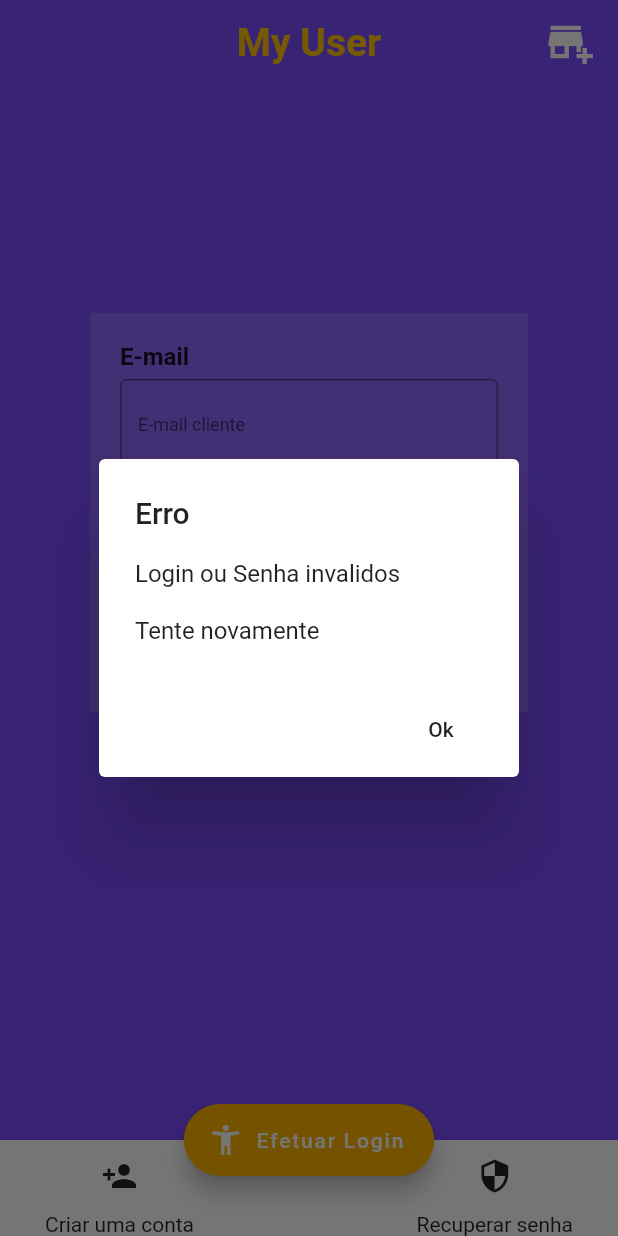
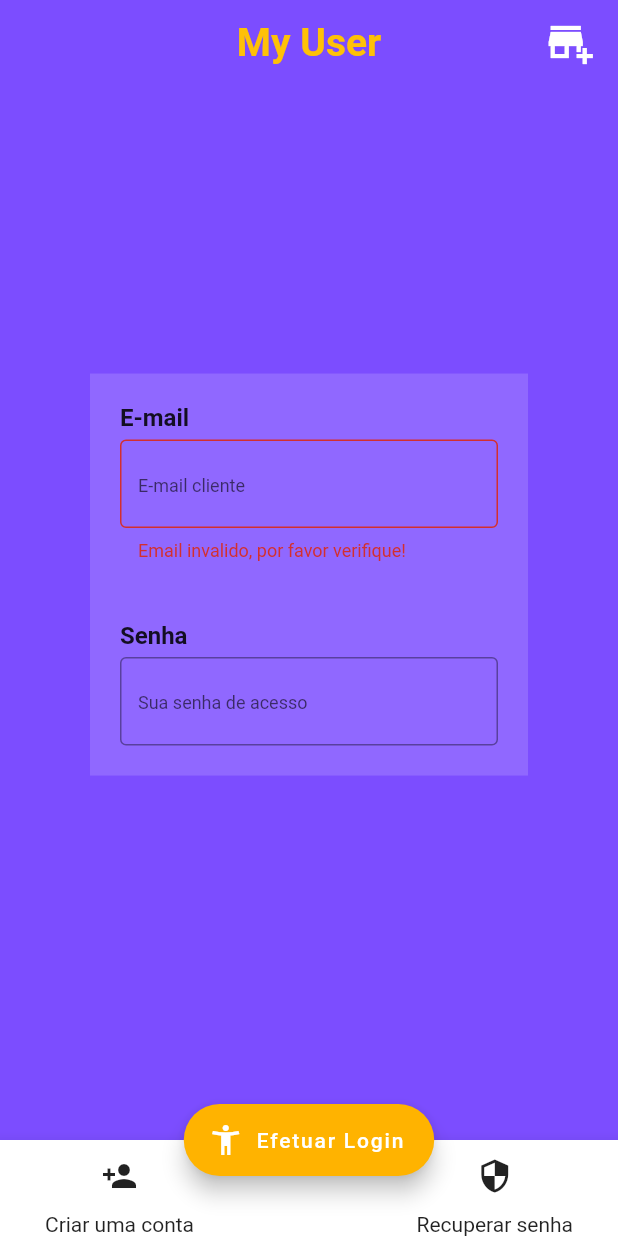
Before and after one commit to rafapil/my_user_jukebox, a Flutter app: the screen it shows after launch, after a tap on "Efetuar Login", on a phone screen of 412 x 824 dp. Run offline on Flutter 3.47's test engine with Material 2 defaults, Android fonts, the phone set to English and light mode, and no system bars; our stand-ins replace email_validator.

Commit message:
Validado email tela home

```diff
--- a/lib/ui/home.dart
+++ b/lib/ui/home.dart
@@ -4,6 +4,7 @@ import 'package:my_user_jukebox/controller/UsuariosAPI.dart';
 import 'package:my_user_jukebox/ui/edit_client.dart';
 import 'package:my_user_jukebox/ui/list_client.dart';
 import 'package:my_user_jukebox/widget/custom_textfield.dart';
+import 'package:email_validator/email_validator.dart';
 
 import 'create_client.dart';
 
@@ -14,8 +15,10 @@ class Home extends StatefulWidget {
 
 class _HomeState extends State<Home> {
   //
+  final _formKey = GlobalKey<FormState>();
+  //
   UsuariosAPI usuariosAPI = UsuariosAPI();
-  String _hashApi = '4bc9b7f747614a2f9e6ee4f881ad499e';
+  String _hashApi = '5a7fad3f94e44e4da7c8451c66c1770e';
   final TextEditingController _edtControllerEmail = TextEditingController();
   final TextEditingController _edtControllerSenha = TextEditingController();
   final TextEditingController _edtControllerHash = TextEditingController();
@@ -81,7 +84,7 @@ class _HomeState extends State<Home> {
     final _screenWidh = MediaQuery.of(context).size.width;
 
     return Scaffold(
-      backgroundColor: Colors.black,
+      backgroundColor: Colors.deepPurpleAccent[200],
       appBar: AppBar(
         backgroundColor: Colors.deepPurpleAccent,
         elevation: 0,
@@ -161,15 +164,22 @@ class _HomeState extends State<Home> {
               )
         ],
       ),
-      body: SingleChildScrollView(
+      body: Center(
+        child: SingleChildScrollView(
           child: Container(
-          color: Colors.deepPurpleAccent[200],
+            // color: Colors.deepPurpleAccent[200],
             padding: EdgeInsets.only(
-              left: 60, right: 60, top: _screenWidh / 2.7, bottom: _screenWidh),
+                left: 60,
+                right: 60,
+                top: _screenWidh / 3,
+                bottom: _screenWidh / 2.2),
             child: Container(
               // alterar para only
-            padding: EdgeInsets.only(top: 20, left: 20, right: 20, bottom: 40),
+              padding:
+                  EdgeInsets.only(top: 20, left: 20, right: 20, bottom: 20),
               color: Colors.white.withOpacity(0.15),
+              child: Form(
+                key: _formKey,
                 child: Column(
                   children: [
                     CustomTextfield(
@@ -177,6 +187,9 @@ class _HomeState extends State<Home> {
                       titulo: 'E-mail',
                       type: TextInputType.emailAddress,
                       textEditingController: _edtControllerEmail,
+                      validador: (value) => EmailValidator.validate(value)
+                          ? null
+                          : "Email invalido, por favor verifique!",
                     ),
                     SizedBox(
                       height: 40,
@@ -192,6 +205,8 @@ class _HomeState extends State<Home> {
               ),
             ),
           ),
+        ),
+      ),
       floatingActionButtonLocation: FloatingActionButtonLocation.centerDocked,
       floatingActionButton: FloatingActionButton.extended(
           // child: Icon(Icons.supervised_user_circle),
@@ -199,8 +214,14 @@ class _HomeState extends State<Home> {
           label: Text('Efetuar Login'),
           backgroundColor: Colors.amber[600],
           onPressed: () {
-            _onClickLogin(context);
-            print('botão apertado');
+            if (_formKey.currentState.validate()) {
+              // _formKey.currentState.save();
+              print('Email passou!!!');
+              //_onClickLogin(context);
+            } else {
+              // pensar em logar algo no futuro?
+              print('Erro no email');
+            }
           }
           //
           ),
--- a/lib/widget/custom_textfield.dart
+++ b/lib/widget/custom_textfield.dart
@@ -17,6 +17,7 @@ class CustomTextfield extends StatelessWidget {
   final TextEditingController textEditingController;
   final TextInputType type;
   final bool oculto;
+  final Function validador;
 
   const CustomTextfield(
       {Key key,
@@ -24,7 +25,8 @@ class CustomTextfield extends StatelessWidget {
       this.hint,
       this.textEditingController,
       this.type,
-      this.oculto = false})
+      this.oculto = false,
+      this.validador})
       : super(key: key);
 
   @override
@@ -45,6 +47,7 @@ class CustomTextfield extends StatelessWidget {
               border: OutlineInputBorder(),
               hintStyle: TextStyle(fontSize: 12)),
           controller: textEditingController,
+          validator: validador,
         ),
       ],
     );
--- a/pubspec.yaml
+++ b/pubspec.yaml
@@ -29,6 +29,8 @@ dependencies:
   # Use with the CupertinoIcons class for iOS style icons.
   cupertino_icons: ^0.1.3
   http: ^0.12.0+1
+  crypto: ^2.1.5
+  email_validator: '^1.0.0'
 
 dev_dependencies:
   flutter_test:
```
Also changed, not shown: pubspec.lock. Lines whose indentation alone changed are shown as unchanged.
